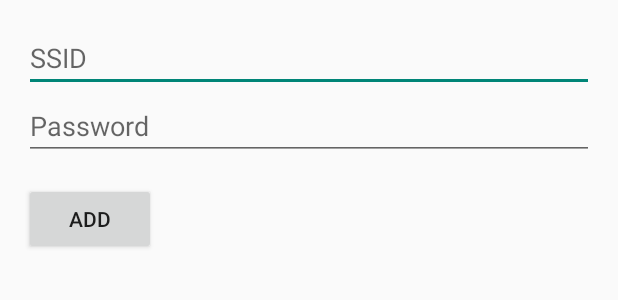
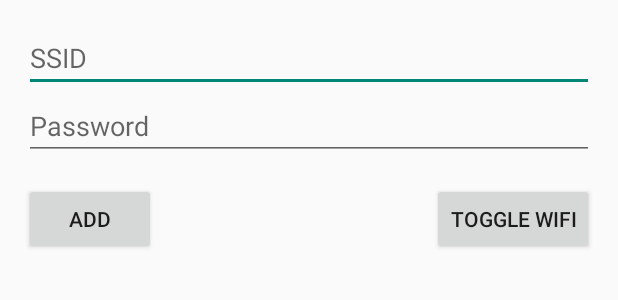
Before and after one commit to CompuGenius-Programs/DNSLock, an Android app: the layout activity_main.xml on its own in the app's theme, with its tools: preview values and no code run, on a phone screen of 412 x 824 dp. Shown: the top 300 px of the screen. Run offline under Robolectric (Android 15) with nearby library versions, the phone set to English and light mode, and no system bars.

Commit message:
Show network security, wifi toggle button and tileservice

```diff
--- a/app/build.gradle.kts
+++ b/app/build.gradle.kts
@@ -11,8 +11,8 @@ android {
         applicationId = "com.cgprograms.dnslock"
         minSdk = 29
         targetSdk = 34
-        versionCode = 2
-        versionName = "2.0.0"
+        versionCode = 3
+        versionName = "3.0.0"
 
         testInstrumentationRunner = "androidx.test.runner.AndroidJUnitRunner"
         vectorDrawables {
@@ -59,6 +59,7 @@ dependencies {
     implementation(libs.androidx.ui.graphics)
     implementation(libs.androidx.ui.tooling.preview)
     implementation(libs.androidx.material3)
+    implementation(libs.androidx.constraintlayout)
     testImplementation(libs.junit)
     androidTestImplementation(libs.androidx.junit)
     androidTestImplementation(libs.androidx.espresso.core)
--- /dev/null
+++ b/app/src/main/res/drawable/baseline_wifi_24.xml
@@ -0,0 +1,5 @@
+<vector xmlns:android="http://schemas.android.com/apk/res/android" android:height="24dp" android:tint="#000000" android:viewportHeight="24" android:viewportWidth="24" android:width="24dp">
+
+    <path android:fillColor="@android:color/white" android:pathData="M1,9l2,2c4.97,-4.97 13.03,-4.97 18,0l2,-2C16.93,2.93 7.08,2.93 1,9zM9,17l3,3 3,-3c-1.65,-1.66 -4.34,-1.66 -6,0zM5,13l2,2c2.76,-2.76 7.24,-2.76 10,0l2,-2C15.14,9.14 8.87,9.14 5,13z"/>
+
+</vector>
--- /dev/null
+++ b/app/src/main/res/drawable/baseline_wifi_off_24.xml
@@ -0,0 +1,5 @@
+<vector xmlns:android="http://schemas.android.com/apk/res/android" android:height="24dp" android:tint="#000000" android:viewportHeight="24" android:viewportWidth="24" android:width="24dp">
+
+    <path android:fillColor="@android:color/white" android:pathData="M22.99,9C19.15,5.16 13.8,3.76 8.84,4.78l2.52,2.52c3.47,-0.17 6.99,1.05 9.63,3.7l2,-2zM18.99,13c-1.29,-1.29 -2.84,-2.13 -4.49,-2.56l3.53,3.53 0.96,-0.97zM2,3.05L5.07,6.1C3.6,6.82 2.22,7.78 1,9l1.99,2c1.24,-1.24 2.67,-2.16 4.2,-2.77l2.24,2.24C7.81,10.89 6.27,11.73 5,13v0.01L6.99,15c1.36,-1.36 3.14,-2.04 4.92,-2.06L18.98,20l1.27,-1.26L3.29,1.79 2,3.05zM9,17l3,3 3,-3c-1.65,-1.66 -4.34,-1.66 -6,0z"/>
+
+</vector>
--- a/app/src/main/res/layout/activity_main.xml
+++ b/app/src/main/res/layout/activity_main.xml
@@ -1,5 +1,6 @@
 <?xml version="1.0" encoding="utf-8"?>
 <LinearLayout xmlns:android="http://schemas.android.com/apk/res/android"
+    xmlns:app="http://schemas.android.com/apk/res-auto"
     android:layout_width="match_parent"
     android:layout_height="match_parent"
     android:layout_margin="16dp"
@@ -9,19 +10,34 @@
         android:id="@+id/ssid"
         android:layout_width="match_parent"
         android:layout_height="wrap_content"
-        android:hint="SSID"/>
+        android:hint="SSID" />
 
     <EditText
         android:id="@+id/password"
         android:layout_width="match_parent"
         android:layout_height="wrap_content"
-        android:hint="Password"/>
+        android:hint="Password" />
 
-    <Button
-        android:id="@+id/add"
-        android:layout_width="wrap_content"
+    <androidx.constraintlayout.widget.ConstraintLayout
+        android:layout_width="match_parent"
         android:layout_height="wrap_content"
-        android:layout_marginTop="15dp"
-        android:text="Add" />
+        android:layout_marginTop="15dp">
+
+        <Button
+            android:id="@+id/add"
+            android:layout_width="wrap_content"
+            android:layout_height="wrap_content"
+            android:text="Add"
+            app:layout_constraintStart_toStartOf="parent" />
+
+        <Button
+            android:id="@+id/toggle_wifi"
+            android:layout_width="wrap_content"
+            android:layout_height="wrap_content"
+            android:text="Toggle Wifi"
+            app:layout_constraintEnd_toEndOf="parent" />
+
+    </androidx.constraintlayout.widget.ConstraintLayout>
+
 
 </LinearLayout>
--- a/gradle/libs.versions.toml
+++ b/gradle/libs.versions.toml
@@ -8,6 +8,7 @@ espressoCore = "3.6.1"
 lifecycleRuntimeKtx = "2.8.5"
 activityCompose = "1.9.2"
 composeBom = "2024.04.01"
+constraintlayout = "2.1.4"
 
 [libraries]
 androidx-core-ktx = { group = "androidx.core", name = "core-ktx", version.ref = "coreKtx" }
@@ -24,6 +25,7 @@ androidx-ui-tooling-preview = { group = "androidx.compose.ui", name = "ui-toolin
 androidx-ui-test-manifest = { group = "androidx.compose.ui", name = "ui-test-manifest" }
 androidx-ui-test-junit4 = { group = "androidx.compose.ui", name = "ui-test-junit4" }
 androidx-material3 = { group = "androidx.compose.material3", name = "material3" }
+androidx-constraintlayout = { group = "androidx.constraintlayout", name = "constraintlayout", version.ref = "constraintlayout" }
 
 [plugins]
 android-application = { id = "com.android.application", version.ref = "agp" }
```
Also changed, not shown: app/src/main/AndroidManifest.xml (+13 -0 lines), app/src/main/java/com/cgprograms/dnslock/MainActivity.kt (+61 -8 lines), app/src/main/java/com/cgprograms/dnslock/WifiTileService.kt (added, +57 -0 lines), app/src/main/res/layout/loading_dialog.xml (added, +22 -0 lines), 3 other files.
